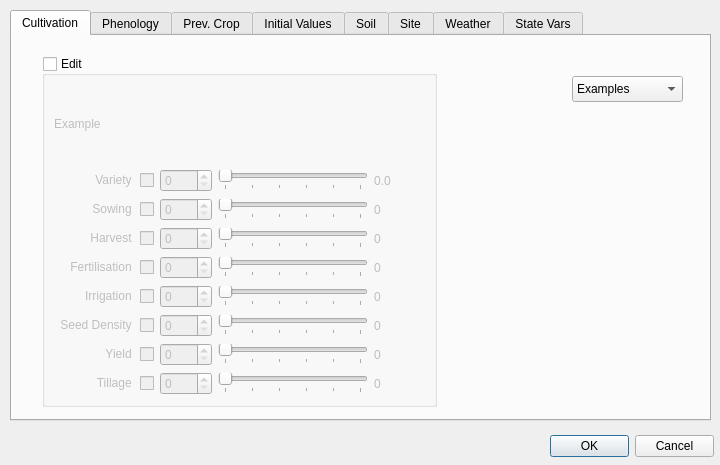
Old version of the form src/MacsurAdapter/gui/maddataclassificationbase.ui in the repository arkygeek/MAD.
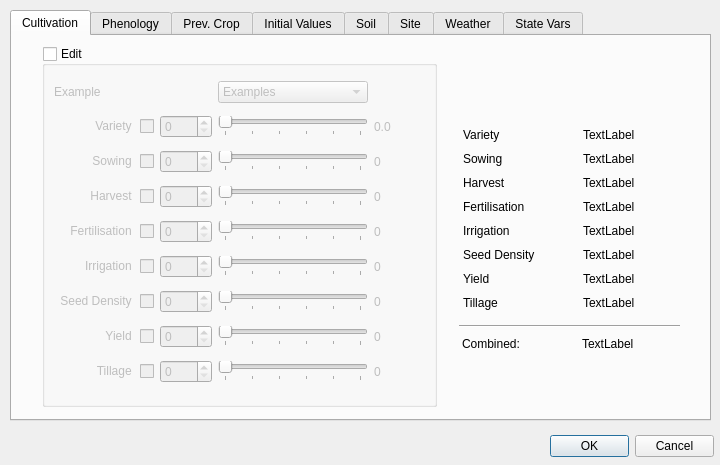
New version of the form.

```diff
--- a/src/MacsurAdapter/gui/maddataclassificationbase.ui
+++ b/src/MacsurAdapter/gui/maddataclassificationbase.ui
@@ -49,9 +49,9 @@
      <property name="geometry">
       <rect>
        <x>30</x>
-       <y>20</y>
+       <y>10</y>
        <width>395</width>
-       <height>351</height>
+       <height>361</height>
       </rect>
      </property>
      <property name="title">
@@ -64,6 +64,120 @@
       <bool>false</bool>
      </property>
      <layout class="QGridLayout" name="gridLayout">
+      <item row="10" column="2">
+       <widget class="QSlider" name="hsldrTillage">
+        <property name="minimumSize">
+         <size>
+          <width>150</width>
+          <height>0</height>
+         </size>
+        </property>
+        <property name="maximumSize">
+         <size>
+          <width>150</width>
+          <height>16777215</height>
+         </size>
+        </property>
+        <property name="toolTip">
+         <string>&lt;html&gt;&lt;head/&gt;&lt;body&gt;&lt;p&gt;Number of weight points&lt;/p&gt;&lt;/body&gt;&lt;/html&gt;</string>
+        </property>
+        <property name="maximum">
+         <number>1000</number>
+        </property>
+        <property name="singleStep">
+         <number>100</number>
+        </property>
+        <property name="pageStep">
+         <number>200</number>
+        </property>
+        <property name="orientation">
+         <enum>Qt::Horizontal</enum>
+        </property>
+        <property name="tickPosition">
+         <enum>QSlider::TicksBelow</enum>
+        </property>
+        <property name="tickInterval">
+         <number>200</number>
+        </property>
+       </widget>
+      </item>
+      <item row="3" column="1">
+       <widget class="QSpinBox" name="sbVariety">
+        <property name="toolTip">
+         <string>&lt;html&gt;&lt;head/&gt;&lt;body&gt;&lt;p&gt;Number of observations&lt;/p&gt;&lt;/body&gt;&lt;/html&gt;</string>
+        </property>
+       </widget>
+      </item>
+      <item row="9" column="3">
+       <widget class="QLabel" name="lblYieldWeight">
+        <property name="minimumSize">
+         <size>
+          <width>25</width>
+          <height>0</height>
+         </size>
+        </property>
+        <property name="text">
+         <string>0</string>
+        </property>
+       </widget>
+      </item>
+      <item row="9" column="2">
+       <widget class="QSlider" name="hsldrYield">
+        <property name="minimumSize">
+         <size>
+          <width>150</width>
+          <height>0</height>
+         </size>
+        </property>
+        <property name="maximumSize">
+         <size>
+          <width>150</width>
+          <height>16777215</height>
+         </size>
+        </property>
+        <property name="toolTip">
+         <string>&lt;html&gt;&lt;head/&gt;&lt;body&gt;&lt;p&gt;Number of weight points&lt;/p&gt;&lt;/body&gt;&lt;/html&gt;</string>
+        </property>
+        <property name="maximum">
+         <number>1000</number>
+        </property>
+        <property name="singleStep">
+         <number>100</number>
+        </property>
+        <property name="pageStep">
+         <number>200</number>
+        </property>
+        <property name="orientation">
+         <enum>Qt::Horizontal</enum>
+        </property>
+        <property name="tickPosition">
+         <enum>QSlider::TicksBelow</enum>
+        </property>
+        <property name="tickInterval">
+         <number>200</number>
+        </property>
+       </widget>
+      </item>
+      <item row="10" column="3">
+       <widget class="QLabel" name="lblTillageWeight">
+        <property name="minimumSize">
+         <size>
+          <width>25</width>
+          <height>0</height>
+         </size>
+        </property>
+        <property name="text">
+         <string>0</string>
+        </property>
+       </widget>
+      </item>
+      <item row="5" column="1">
+       <widget class="QSpinBox" name="sbHarvest">
+        <property name="toolTip">
+         <string>&lt;html&gt;&lt;head/&gt;&lt;body&gt;&lt;p&gt;Number of observations&lt;/p&gt;&lt;/body&gt;&lt;/html&gt;</string>
+        </property>
+       </widget>
+      </item>
       <item row="0" column="0">
        <widget class="QLabel" name="lblExample">
         <property name="text">
@@ -71,14 +185,7 @@
         </property>
        </widget>
       </item>
-      <item row="0" column="2">
-       <widget class="QLabel" name="lblLayers">
-        <property name="text">
-         <string/>
-        </property>
-       </widget>
-      </item>
-      <item row="1" column="0">
+      <item row="3" column="0">
        <widget class="QCheckBox" name="chbxVariety">
         <property name="toolTip">
          <string>&lt;html&gt;&lt;head/&gt;&lt;body&gt;&lt;p&gt;Check if Minimum Data&lt;/p&gt;&lt;/body&gt;&lt;/html&gt;</string>
@@ -94,14 +201,7 @@
         </property>
        </widget>
       </item>
-      <item row="1" column="1">
-       <widget class="QSpinBox" name="sbVariety">
-        <property name="toolTip">
-         <string>&lt;html&gt;&lt;head/&gt;&lt;body&gt;&lt;p&gt;Number of observations&lt;/p&gt;&lt;/body&gt;&lt;/html&gt;</string>
-        </property>
-       </widget>
-      </item>
-      <item row="1" column="2">
+      <item row="3" column="2">
        <widget class="QSlider" name="hsldrVariety">
         <property name="minimumSize">
          <size>
@@ -138,7 +238,7 @@
         </property>
        </widget>
       </item>
-      <item row="1" column="3">
+      <item row="3" column="3">
        <widget class="QLabel" name="lblVarietyWeight">
         <property name="minimumSize">
          <size>
@@ -151,7 +251,7 @@
         </property>
        </widget>
       </item>
-      <item row="2" column="0">
+      <item row="4" column="0">
        <widget class="QCheckBox" name="chbxSowing">
         <property name="toolTip">
          <string>&lt;html&gt;&lt;head/&gt;&lt;body&gt;&lt;p&gt;Check if Minimum Data&lt;/p&gt;&lt;/body&gt;&lt;/html&gt;</string>
@@ -164,14 +264,14 @@
         </property>
        </widget>
       </item>
-      <item row="2" column="1">
+      <item row="4" column="1">
        <widget class="QSpinBox" name="sbSowing">
         <property name="toolTip">
          <string>&lt;html&gt;&lt;head/&gt;&lt;body&gt;&lt;p&gt;Number of observations&lt;/p&gt;&lt;/body&gt;&lt;/html&gt;</string>
         </property>
        </widget>
       </item>
-      <item row="2" column="2">
+      <item row="4" column="2">
        <widget class="QSlider" name="hsldrSowing">
         <property name="minimumSize">
          <size>
@@ -208,7 +308,7 @@
         </property>
        </widget>
       </item>
-      <item row="2" column="3">
+      <item row="4" column="3">
        <widget class="QLabel" name="lblSowingWeight">
         <property name="minimumSize">
          <size>
@@ -221,7 +321,7 @@
         </property>
        </widget>
       </item>
-      <item row="3" column="0">
+      <item row="5" column="0">
        <widget class="QCheckBox" name="chbxHarvest">
         <property name="toolTip">
          <string>&lt;html&gt;&lt;head/&gt;&lt;body&gt;&lt;p&gt;Check if Minimum Data&lt;/p&gt;&lt;/body&gt;&lt;/html&gt;</string>
@@ -234,52 +334,15 @@
         </property>
        </widget>
       </item>
-      <item row="3" column="1">
-       <widget class="QSpinBox" name="sbHarvest">
+      <item row="9" column="1">
+       <widget class="QSpinBox" name="sbYield">
         <property name="toolTip">
          <string>&lt;html&gt;&lt;head/&gt;&lt;body&gt;&lt;p&gt;Number of observations&lt;/p&gt;&lt;/body&gt;&lt;/html&gt;</string>
         </property>
        </widget>
       </item>
-      <item row="3" column="2">
-       <widget class="QSlider" name="hsldrHarvest">
-        <property name="minimumSize">
-         <size>
-          <width>150</width>
-          <height>0</height>
-         </size>
-        </property>
-        <property name="maximumSize">
-         <size>
-          <width>150</width>
-          <height>16777215</height>
-         </size>
-        </property>
-        <property name="toolTip">
-         <string>&lt;html&gt;&lt;head/&gt;&lt;body&gt;&lt;p&gt;Number of weight points&lt;/p&gt;&lt;/body&gt;&lt;/html&gt;</string>
-        </property>
-        <property name="maximum">
-         <number>1000</number>
-        </property>
-        <property name="singleStep">
-         <number>100</number>
-        </property>
-        <property name="pageStep">
-         <number>200</number>
-        </property>
-        <property name="orientation">
-         <enum>Qt::Horizontal</enum>
-        </property>
-        <property name="tickPosition">
-         <enum>QSlider::TicksBelow</enum>
-        </property>
-        <property name="tickInterval">
-         <number>200</number>
-        </property>
-       </widget>
-      </item>
-      <item row="3" column="3">
-       <widget class="QLabel" name="lblHarvestWeight">
+      <item row="8" column="3">
+       <widget class="QLabel" name="lblSeedDensityWeight">
         <property name="minimumSize">
          <size>
           <width>25</width>
@@ -291,8 +354,8 @@
         </property>
        </widget>
       </item>
-      <item row="4" column="0">
-       <widget class="QCheckBox" name="chbxFertilisation">
+      <item row="9" column="0">
+       <widget class="QCheckBox" name="chbxYield">
         <property name="toolTip">
          <string>&lt;html&gt;&lt;head/&gt;&lt;body&gt;&lt;p&gt;Check if Minimum Data&lt;/p&gt;&lt;/body&gt;&lt;/html&gt;</string>
         </property>
@@ -300,19 +363,12 @@
          <enum>Qt::RightToLeft</enum>
         </property>
         <property name="text">
-         <string>Fertilisation </string>
+         <string>Yield </string>
         </property>
        </widget>
       </item>
-      <item row="4" column="1">
-       <widget class="QSpinBox" name="sbFertilisation">
-        <property name="toolTip">
-         <string>&lt;html&gt;&lt;head/&gt;&lt;body&gt;&lt;p&gt;Number of observations&lt;/p&gt;&lt;/body&gt;&lt;/html&gt;</string>
-        </property>
-       </widget>
-      </item>
-      <item row="4" column="2">
-       <widget class="QSlider" name="hsldrFertilisation">
+      <item row="8" column="2">
+       <widget class="QSlider" name="hsldrSeedDensity">
         <property name="minimumSize">
          <size>
           <width>150</width>
@@ -348,20 +404,7 @@
         </property>
        </widget>
       </item>
-      <item row="4" column="3">
-       <widget class="QLabel" name="lblFertilisationWeight">
-        <property name="minimumSize">
-         <size>
-          <width>25</width>
-          <height>0</height>
-         </size>
-        </property>
-        <property name="text">
-         <string>0</string>
-        </property>
-       </widget>
-      </item>
-      <item row="5" column="0">
+      <item row="7" column="0">
        <widget class="QCheckBox" name="chbxIrrigation">
         <property name="toolTip">
          <string>&lt;html&gt;&lt;head/&gt;&lt;body&gt;&lt;p&gt;Check if Minimum Data&lt;/p&gt;&lt;/body&gt;&lt;/html&gt;</string>
@@ -374,14 +417,27 @@
         </property>
        </widget>
       </item>
-      <item row="5" column="1">
-       <widget class="QSpinBox" name="sbIrrigation">
+      <item row="10" column="1">
+       <widget class="QSpinBox" name="sbTillage">
         <property name="toolTip">
          <string>&lt;html&gt;&lt;head/&gt;&lt;body&gt;&lt;p&gt;Number of observations&lt;/p&gt;&lt;/body&gt;&lt;/html&gt;</string>
         </property>
        </widget>
       </item>
-      <item row="5" column="2">
+      <item row="10" column="0">
+       <widget class="QCheckBox" name="chbxTillage">
+        <property name="toolTip">
+         <string>&lt;html&gt;&lt;head/&gt;&lt;body&gt;&lt;p&gt;Check if Minimum Data&lt;/p&gt;&lt;/body&gt;&lt;/html&gt;</string>
+        </property>
+        <property name="layoutDirection">
+         <enum>Qt::RightToLeft</enum>
+        </property>
+        <property name="text">
+         <string>Tillage </string>
+        </property>
+       </widget>
+      </item>
+      <item row="7" column="2">
        <widget class="QSlider" name="hsldrIrrigation">
         <property name="minimumSize">
          <size>
@@ -418,7 +474,14 @@
         </property>
        </widget>
       </item>
-      <item row="5" column="3">
+      <item row="8" column="1">
+       <widget class="QSpinBox" name="sbSeedDensity">
+        <property name="toolTip">
+         <string>&lt;html&gt;&lt;head/&gt;&lt;body&gt;&lt;p&gt;Number of observations&lt;/p&gt;&lt;/body&gt;&lt;/html&gt;</string>
+        </property>
+       </widget>
+      </item>
+      <item row="7" column="3">
        <widget class="QLabel" name="lblIrrigationWeight">
         <property name="minimumSize">
          <size>
@@ -431,7 +494,7 @@
         </property>
        </widget>
       </item>
-      <item row="6" column="0">
+      <item row="8" column="0">
        <widget class="QCheckBox" name="chbxSeedDensity">
         <property name="toolTip">
          <string>&lt;html&gt;&lt;head/&gt;&lt;body&gt;&lt;p&gt;Check if Minimum Data&lt;/p&gt;&lt;/body&gt;&lt;/html&gt;</string>
@@ -444,15 +507,78 @@
         </property>
        </widget>
       </item>
+      <item row="5" column="2">
+       <widget class="QSlider" name="hsldrHarvest">
+        <property name="minimumSize">
+         <size>
+          <width>150</width>
+          <height>0</height>
+         </size>
+        </property>
+        <property name="maximumSize">
+         <size>
+          <width>150</width>
+          <height>16777215</height>
+         </size>
+        </property>
+        <property name="toolTip">
+         <string>&lt;html&gt;&lt;head/&gt;&lt;body&gt;&lt;p&gt;Number of weight points&lt;/p&gt;&lt;/body&gt;&lt;/html&gt;</string>
+        </property>
+        <property name="maximum">
+         <number>1000</number>
+        </property>
+        <property name="singleStep">
+         <number>100</number>
+        </property>
+        <property name="pageStep">
+         <number>200</number>
+        </property>
+        <property name="orientation">
+         <enum>Qt::Horizontal</enum>
+        </property>
+        <property name="tickPosition">
+         <enum>QSlider::TicksBelow</enum>
+        </property>
+        <property name="tickInterval">
+         <number>200</number>
+        </property>
+       </widget>
+      </item>
       <item row="6" column="1">
-       <widget class="QSpinBox" name="sbSeedDensity">
+       <widget class="QSpinBox" name="sbFertilisation">
         <property name="toolTip">
          <string>&lt;html&gt;&lt;head/&gt;&lt;body&gt;&lt;p&gt;Number of observations&lt;/p&gt;&lt;/body&gt;&lt;/html&gt;</string>
         </property>
        </widget>
       </item>
+      <item row="5" column="3">
+       <widget class="QLabel" name="lblHarvestWeight">
+        <property name="minimumSize">
+         <size>
+          <width>25</width>
+          <height>0</height>
+         </size>
+        </property>
+        <property name="text">
+         <string>0</string>
+        </property>
+       </widget>
+      </item>
+      <item row="6" column="0">
+       <widget class="QCheckBox" name="chbxFertilisation">
+        <property name="toolTip">
+         <string>&lt;html&gt;&lt;head/&gt;&lt;body&gt;&lt;p&gt;Check if Minimum Data&lt;/p&gt;&lt;/body&gt;&lt;/html&gt;</string>
+        </property>
+        <property name="layoutDirection">
+         <enum>Qt::RightToLeft</enum>
+        </property>
+        <property name="text">
+         <string>Fertilisation </string>
+        </property>
+       </widget>
+      </item>
       <item row="6" column="2">
-       <widget class="QSlider" name="hsldrSeedDensity">
+       <widget class="QSlider" name="hsldrFertilisation">
         <property name="minimumSize">
          <size>
           <width>150</width>
@@ -488,80 +614,17 @@
         </property>
        </widget>
       </item>
-      <item row="6" column="3">
-       <widget class="QLabel" name="lblSeedDensityWeight">
-        <property name="minimumSize">
-         <size>
-          <width>25</width>
-          <height>0</height>
-         </size>
-        </property>
-        <property name="text">
-         <string>0</string>
-        </property>
-       </widget>
-      </item>
-      <item row="7" column="0">
-       <widget class="QCheckBox" name="chbxYield">
-        <property name="toolTip">
-         <string>&lt;html&gt;&lt;head/&gt;&lt;body&gt;&lt;p&gt;Check if Minimum Data&lt;/p&gt;&lt;/body&gt;&lt;/html&gt;</string>
-        </property>
-        <property name="layoutDirection">
-         <enum>Qt::RightToLeft</enum>
-        </property>
-        <property name="text">
-         <string>Yield </string>
-        </property>
-       </widget>
-      </item>
       <item row="7" column="1">
-       <widget class="QSpinBox" name="sbYield">
+       <widget class="QSpinBox" name="sbIrrigation">
         <property name="toolTip">
          <string>&lt;html&gt;&lt;head/&gt;&lt;body&gt;&lt;p&gt;Number of observations&lt;/p&gt;&lt;/body&gt;&lt;/html&gt;</string>
         </property>
        </widget>
       </item>
-      <item row="7" column="2">
-       <widget class="QSlider" name="hsldrYield">
+      <item row="6" column="3">
+       <widget class="QLabel" name="lblFertilisationWeight">
         <property name="minimumSize">
          <size>
-          <width>150</width>
-          <height>0</height>
-         </size>
-        </property>
-        <property name="maximumSize">
-         <size>
-          <width>150</width>
-          <height>16777215</height>
-         </size>
-        </property>
-        <property name="toolTip">
-         <string>&lt;html&gt;&lt;head/&gt;&lt;body&gt;&lt;p&gt;Number of weight points&lt;/p&gt;&lt;/body&gt;&lt;/html&gt;</string>
-        </property>
-        <property name="maximum">
-         <number>1000</number>
-        </property>
-        <property name="singleStep">
-         <number>100</number>
-        </property>
-        <property name="pageStep">
-         <number>200</number>
-        </property>
-        <property name="orientation">
-         <enum>Qt::Horizontal</enum>
-        </property>
-        <property name="tickPosition">
-         <enum>QSlider::TicksBelow</enum>
-        </property>
-        <property name="tickInterval">
-         <number>200</number>
-        </property>
-       </widget>
-      </item>
-      <item row="7" column="3">
-       <widget class="QLabel" name="lblYieldWeight">
-        <property name="minimumSize">
-         <size>
           <width>25</width>
           <height>0</height>
          </size>
@@ -571,115 +634,286 @@
         </property>
        </widget>
       </item>
-      <item row="8" column="0">
-       <widget class="QCheckBox" name="chbxTillage">
-        <property name="toolTip">
-         <string>&lt;html&gt;&lt;head/&gt;&lt;body&gt;&lt;p&gt;Check if Minimum Data&lt;/p&gt;&lt;/body&gt;&lt;/html&gt;</string>
+      <item row="0" column="2">
+       <widget class="QComboBox" name="cbExamples">
+        <property name="enabled">
+         <bool>false</bool>
         </property>
-        <property name="layoutDirection">
-         <enum>Qt::RightToLeft</enum>
-        </property>
-        <property name="text">
-         <string>Tillage </string>
-        </property>
-       </widget>
-      </item>
-      <item row="8" column="1">
-       <widget class="QSpinBox" name="sbTillage">
-        <property name="toolTip">
-         <string>&lt;html&gt;&lt;head/&gt;&lt;body&gt;&lt;p&gt;Number of observations&lt;/p&gt;&lt;/body&gt;&lt;/html&gt;</string>
-        </property>
-       </widget>
-      </item>
-      <item row="8" column="2">
-       <widget class="QSlider" name="hsldrTillage">
-        <property name="minimumSize">
-         <size>
-          <width>150</width>
-          <height>0</height>
-         </size>
-        </property>
-        <property name="maximumSize">
-         <size>
-          <width>150</width>
-          <height>16777215</height>
-         </size>
-        </property>
-        <property name="toolTip">
-         <string>&lt;html&gt;&lt;head/&gt;&lt;body&gt;&lt;p&gt;Number of weight points&lt;/p&gt;&lt;/body&gt;&lt;/html&gt;</string>
-        </property>
-        <property name="maximum">
-         <number>1000</number>
-        </property>
-        <property name="singleStep">
-         <number>100</number>
-        </property>
-        <property name="pageStep">
-         <number>200</number>
-        </property>
-        <property name="orientation">
-         <enum>Qt::Horizontal</enum>
-        </property>
-        <property name="tickPosition">
-         <enum>QSlider::TicksBelow</enum>
-        </property>
-        <property name="tickInterval">
-         <number>200</number>
-        </property>
-       </widget>
-      </item>
-      <item row="8" column="3">
-       <widget class="QLabel" name="lblTillageWeight">
-        <property name="minimumSize">
-         <size>
-          <width>25</width>
-          <height>0</height>
-         </size>
-        </property>
-        <property name="text">
-         <string>0</string>
-        </property>
+        <item>
+         <property name="text">
+          <string>Examples</string>
+         </property>
+        </item>
+        <item>
+         <property name="text">
+          <string>Platinum</string>
+         </property>
+        </item>
+        <item>
+         <property name="text">
+          <string>Gold</string>
+         </property>
+        </item>
+        <item>
+         <property name="text">
+          <string>Silver</string>
+         </property>
+        </item>
+        <item>
+         <property name="text">
+          <string>Bronze</string>
+         </property>
+        </item>
        </widget>
       </item>
      </layout>
     </widget>
-    <widget class="QComboBox" name="cbExamples">
-     <property name="enabled">
-      <bool>true</bool>
+    <widget class="QLabel" name="lblVariety">
+     <property name="geometry">
+      <rect>
+       <x>451</x>
+       <y>91</y>
+       <width>44</width>
+       <height>16</height>
+      </rect>
      </property>
+     <property name="text">
+      <string>Variety</string>
+     </property>
+    </widget>
+    <widget class="QLabel" name="lblSowing">
      <property name="geometry">
       <rect>
-       <x>560</x>
-       <y>40</y>
-       <width>111</width>
-       <height>26</height>
+       <x>451</x>
+       <y>115</y>
+       <width>45</width>
+       <height>16</height>
       </rect>
      </property>
-     <item>
-      <property name="text">
-       <string>Examples</string>
-      </property>
-     </item>
-     <item>
-      <property name="text">
-       <string>Platinum</string>
-      </property>
-     </item>
-     <item>
-      <property name="text">
-       <string>Gold</string>
-      </property>
-     </item>
-     <item>
-      <property name="text">
-       <string>Silver</string>
-      </property>
-     </item>
-     <item>
-      <property name="text">
-       <string>Bronze</string>
-      </property>
-     </item>
+     <property name="text">
+      <string>Sowing</string>
+     </property>
+    </widget>
+    <widget class="QLabel" name="lblHarvest">
+     <property name="geometry">
+      <rect>
+       <x>451</x>
+       <y>139</y>
+       <width>48</width>
+       <height>16</height>
+      </rect>
+     </property>
+     <property name="text">
+      <string>Harvest</string>
+     </property>
+    </widget>
+    <widget class="QLabel" name="lblFertilisation">
+     <property name="geometry">
+      <rect>
+       <x>451</x>
+       <y>163</y>
+       <width>75</width>
+       <height>16</height>
+      </rect>
+     </property>
+     <property name="text">
+      <string>Fertilisation</string>
+     </property>
+    </widget>
+    <widget class="QLabel" name="lblIrrigation">
+     <property name="geometry">
+      <rect>
+       <x>451</x>
+       <y>187</y>
+       <width>59</width>
+       <height>16</height>
+      </rect>
+     </property>
+     <property name="text">
+      <string>Irrigation</string>
+     </property>
+    </widget>
+    <widget class="QLabel" name="lblSeedDensity">
+     <property name="geometry">
+      <rect>
+       <x>451</x>
+       <y>211</y>
+       <width>81</width>
+       <height>16</height>
+      </rect>
+     </property>
+     <property name="text">
+      <string>Seed Density</string>
+     </property>
+    </widget>
+    <widget class="QLabel" name="lblYield">
+     <property name="geometry">
+      <rect>
+       <x>451</x>
+       <y>235</y>
+       <width>31</width>
+       <height>16</height>
+      </rect>
+     </property>
+     <property name="text">
+      <string>Yield</string>
+     </property>
+    </widget>
+    <widget class="QLabel" name="lblTillage">
+     <property name="geometry">
+      <rect>
+       <x>451</x>
+       <y>259</y>
+       <width>42</width>
+       <height>16</height>
+      </rect>
+     </property>
+     <property name="text">
+      <string>Tillage</string>
+     </property>
+    </widget>
+    <widget class="Line" name="line">
+     <property name="geometry">
+      <rect>
+       <x>447</x>
+       <y>280</y>
+       <width>221</width>
+       <height>20</height>
+      </rect>
+     </property>
+     <property name="orientation">
+      <enum>Qt::Horizontal</enum>
+     </property>
+    </widget>
+    <widget class="QLabel" name="lblCombined">
+     <property name="geometry">
+      <rect>
+       <x>450</x>
+       <y>300</y>
+       <width>91</width>
+       <height>16</height>
+      </rect>
+     </property>
+     <property name="text">
+      <string>Combined:</string>
+     </property>
+    </widget>
+    <widget class="QLabel" name="lblOverallRating">
+     <property name="geometry">
+      <rect>
+       <x>570</x>
+       <y>300</y>
+       <width>62</width>
+       <height>16</height>
+      </rect>
+     </property>
+     <property name="text">
+      <string>TextLabel</string>
+     </property>
+    </widget>
+    <widget class="QLabel" name="lblVarietyRating">
+     <property name="geometry">
+      <rect>
+       <x>571</x>
+       <y>91</y>
+       <width>62</width>
+       <height>16</height>
+      </rect>
+     </property>
+     <property name="text">
+      <string>TextLabel</string>
+     </property>
+    </widget>
+    <widget class="QLabel" name="lblSowingRating">
+     <property name="geometry">
+      <rect>
+       <x>571</x>
+       <y>115</y>
+       <width>62</width>
+       <height>16</height>
+      </rect>
+     </property>
+     <property name="text">
+      <string>TextLabel</string>
+     </property>
+    </widget>
+    <widget class="QLabel" name="lblHarvestRating">
+     <property name="geometry">
+      <rect>
+       <x>571</x>
+       <y>139</y>
+       <width>62</width>
+       <height>16</height>
+      </rect>
+     </property>
+     <property name="text">
+      <string>TextLabel</string>
+     </property>
+    </widget>
+    <widget class="QLabel" name="lblFertilisationRating">
+     <property name="geometry">
+      <rect>
+       <x>571</x>
+       <y>163</y>
+       <width>62</width>
+       <height>16</height>
+      </rect>
+     </property>
+     <property name="text">
+      <string>TextLabel</string>
+     </property>
+    </widget>
+    <widget class="QLabel" name="lblIrrigationRating">
+     <property name="geometry">
+      <rect>
+       <x>571</x>
+       <y>187</y>
+       <width>62</width>
+       <height>16</height>
+      </rect>
+     </property>
+     <property name="text">
+      <string>TextLabel</string>
+     </property>
+    </widget>
+    <widget class="QLabel" name="lblSeedDensityRating">
+     <property name="geometry">
+      <rect>
+       <x>571</x>
+       <y>211</y>
+       <width>62</width>
+       <height>16</height>
+      </rect>
+     </property>
+     <property name="text">
+      <string>TextLabel</string>
+     </property>
+    </widget>
+    <widget class="QLabel" name="lblYieldRating">
+     <property name="geometry">
+      <rect>
+       <x>571</x>
+       <y>235</y>
+       <width>62</width>
+       <height>16</height>
+      </rect>
+     </property>
+     <property name="text">
+      <string>TextLabel</string>
+     </property>
+    </widget>
+    <widget class="QLabel" name="lblTillageRating">
+     <property name="geometry">
+      <rect>
+       <x>571</x>
+       <y>259</y>
+       <width>62</width>
+       <height>16</height>
+      </rect>
+     </property>
+     <property name="text">
+      <string>TextLabel</string>
+     </property>
     </widget>
    </widget>
    <widget class="QWidget" name="tabPhenology">
```
